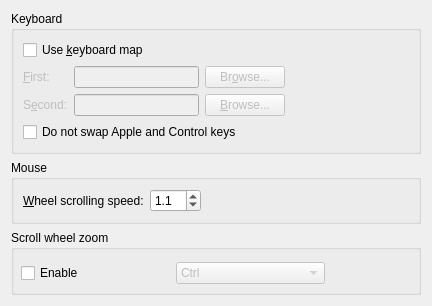
Before: the Qt Designer form src/frontends/qt4/ui/PrefInputUi.ui in cburschka/lyx, drawn with Qt 5.
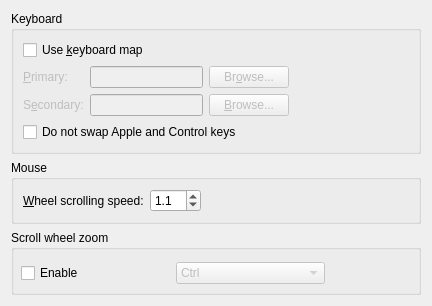
After: the same form once the commit is applied.

Patch:
```diff
--- a/src/frontends/qt4/ui/PrefInputUi.ui
+++ b/src/frontends/qt4/ui/PrefInputUi.ui
@@ -41,7 +41,7 @@
          <bool>false</bool>
         </property>
         <property name="text">
-         <string>&amp;First:</string>
+         <string>&amp;Primary:</string>
         </property>
         <property name="buddy">
          <cstring>firstKeymapED</cstring>
@@ -87,7 +87,7 @@
          <bool>false</bool>
         </property>
         <property name="text">
-         <string>S&amp;econd:</string>
+         <string>S&amp;econdary:</string>
         </property>
         <property name="buddy">
          <cstring>secondKeymapED</cstring>
```
Left out of the diff: 17 changed lines with no effect on the pictures.
